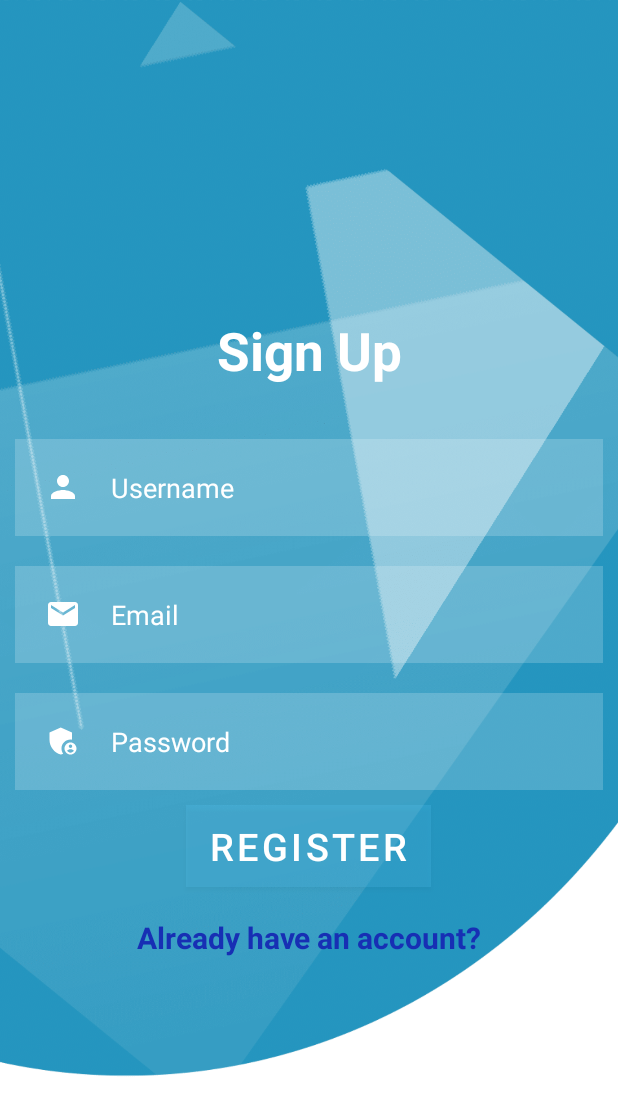
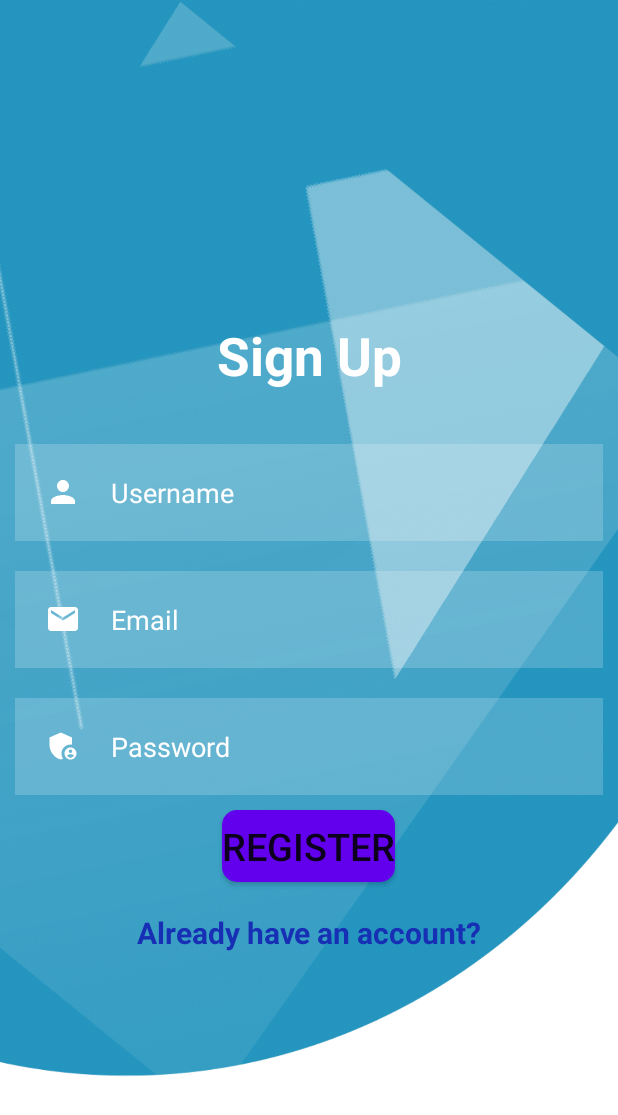
Before and after one commit to Ettalissimo/HydraTrack, an Android app: the Registration screen opened directly, with no data from a screen before it, on a phone screen of 412 x 824 dp. Shown: the top 1115 px of the screen. Run offline under Robolectric (Android 15) with nearby library versions, the light colour scheme and no system bars; our stand-ins replace Firebase (no records; nobody signed in at launch, a user with empty details on screens opened directly).

Commit message:
Updated version

```diff
--- a/app/src/main/res/layout/activity_registration.xml
+++ b/app/src/main/res/layout/activity_registration.xml
@@ -75,11 +75,11 @@
         android:visibility="gone" />
 
 
-    <com.google.android.material.button.MaterialButton
+    <Button
         android:id="@+id/signupbtn"
         android:layout_width="wrap_content"
         android:layout_height="wrap_content"
-        android:background="#302596be"
+        android:background="@drawable/round_btn"
         android:backgroundTint="@color/design_default_color_primary"
         android:elevation="30dp"
         android:text="Register"
```
